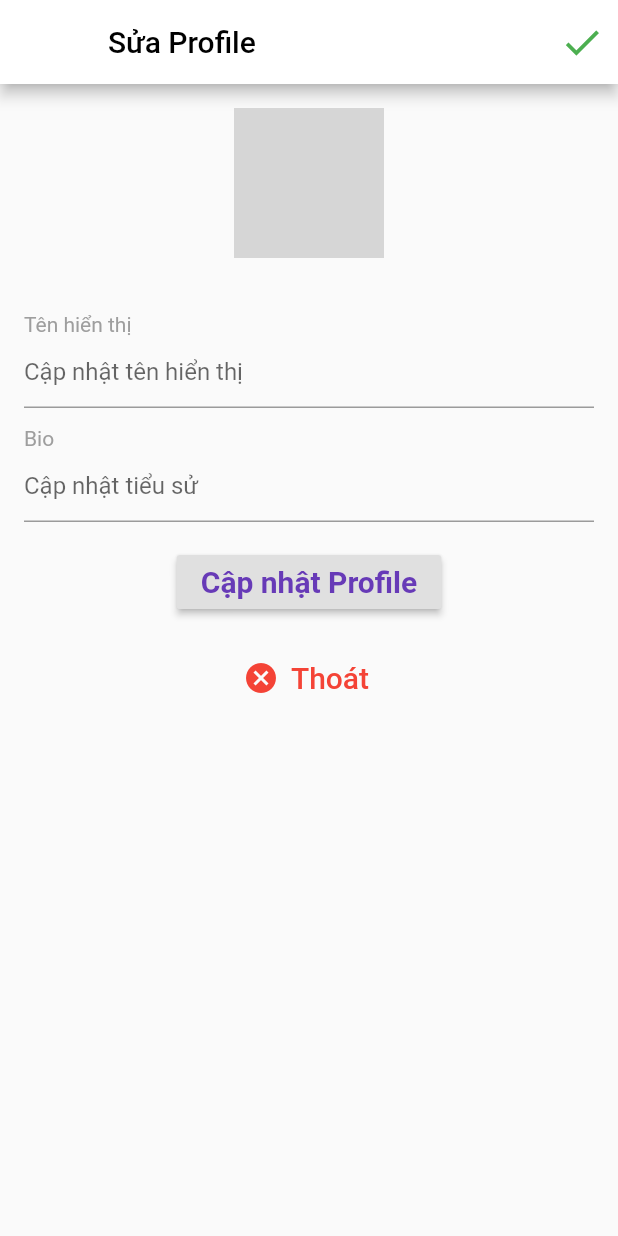
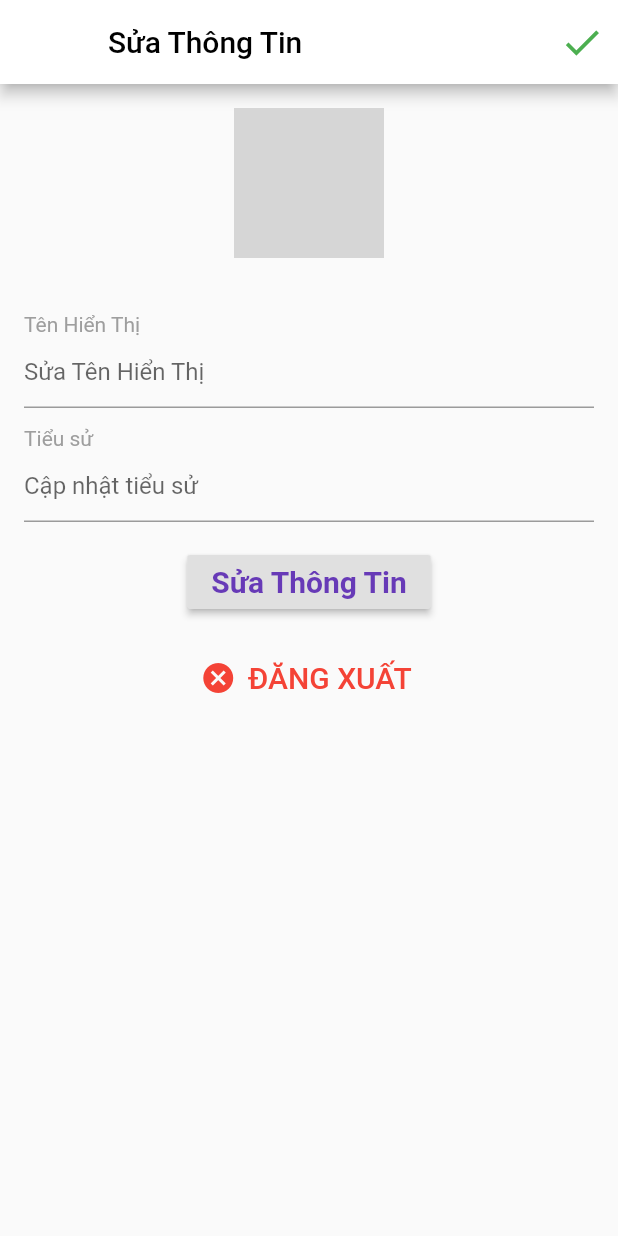
Before and after one commit to huuphong91/fluttershare, a Flutter app: the Profile screen opened directly, after a tap on "Edit Profile", on a phone screen of 412 x 824 dp. Run offline on Flutter 3.47's test engine with Material 2 defaults, Android fonts, the phone set to English and light mode, and no system bars; our stand-ins replace cached_network_image, cloud_firestore, firebase_storage, flutter_svg, geolocator, get_it and 4 more; missing offline and left inert: animator; accounts and stored records are empty; network calls fail; grey boxes are pictures that could not be loaded.

Commit message:
- release

```diff
--- a/lib/injection.dart
+++ b/lib/injection.dart
@@ -1,9 +1,11 @@
 import 'package:get_it/get_it.dart';
+import 'package:google_sign_in/google_sign_in.dart';
 import 'package:injectable/injectable.dart';
 
 import 'injection.iconfig.dart';
 
 final getIt = GetIt.instance;
+final GoogleSignIn googleSignIn = getIt.get<GoogleSignIn>();
 
 @injectableInit
 void configureDependencies() => $initGetIt(getIt);
--- a/lib/pages/comments.dart
+++ b/lib/pages/comments.dart
@@ -85,7 +85,7 @@ class CommentsState extends State<Comments> {
   @override
   Widget build(BuildContext context) {
     return Scaffold(
-      appBar: header(context, titleText: "Comments"),
+      appBar: header(context, titleText: "Bình Luận"),
       body: Column(
         children: <Widget>[
           Expanded(child: buildComments()),
@@ -93,12 +93,12 @@ class CommentsState extends State<Comments> {
           ListTile(
             title: TextFormField(
               controller: commentController,
-              decoration: InputDecoration(labelText: "Write a comment..."),
+              decoration: InputDecoration(labelText: "Bình luận..."),
             ),
             trailing: OutlineButton(
               onPressed: addComment,
               borderSide: BorderSide.none,
-              child: Text("Post"),
+              child: Text("Bài"),
             ),
           ),
         ],
--- a/lib/pages/edit_profile.dart
+++ b/lib/pages/edit_profile.dart
@@ -1,11 +1,9 @@
 import 'package:cached_network_image/cached_network_image.dart';
 import 'package:cloud_firestore/cloud_firestore.dart';
 import "package:flutter/material.dart";
-import 'package:fluttershare/injection.dart';
 import 'package:fluttershare/models/user.dart';
 import 'package:fluttershare/pages/home.dart';
 import 'package:fluttershare/widgets/progress.dart';
-import 'package:google_sign_in/google_sign_in.dart';
 
 class EditProfile extends StatefulWidget {
   final String currentUserId;
@@ -24,7 +22,6 @@ class _EditProfileState extends State<EditProfile> {
   User user;
   bool _displayNameValid = true;
   bool _bioValid = true;
-  GoogleSignIn googleSignIn = getIt.get<GoogleSignIn>();
 
   @override
   void initState() {
@@ -52,14 +49,14 @@ class _EditProfileState extends State<EditProfile> {
         Padding(
             padding: EdgeInsets.only(top: 12.0),
             child: Text(
-              "Tên hiển thị",
+              "Tên Hiển Thị",
               style: TextStyle(color: Colors.grey),
             )),
         TextField(
           controller: displayNameController,
           decoration: InputDecoration(
-            hintText: "Cập nhật tên hiển thị",
-            errorText: _displayNameValid ? null : "Tên hiển thị quá ngắn",
+            hintText: "Sửa Tên Hiển Thị",
+            errorText: _displayNameValid ? null : "Quá ngắn",
           ),
         )
       ],
@@ -73,7 +70,7 @@ class _EditProfileState extends State<EditProfile> {
         Padding(
           padding: EdgeInsets.only(top: 12.0),
           child: Text(
-            "Bio",
+            "Tiểu sử",
             style: TextStyle(color: Colors.grey),
           ),
         ),
@@ -81,7 +78,7 @@ class _EditProfileState extends State<EditProfile> {
           controller: bioController,
           decoration: InputDecoration(
             hintText: "Cập nhật tiểu sử",
-            errorText: _bioValid ? null : "Tiểu sử quá ngắn",
+            errorText: _bioValid ? null : "Tiểu sử dài dòng",
           ),
         )
       ],
@@ -104,14 +101,14 @@ class _EditProfileState extends State<EditProfile> {
         "displayName": displayNameController.text,
         "bio": bioController.text,
       });
-      SnackBar snackbar = SnackBar(content: Text("Đã cập nhật!"));
+      SnackBar snackbar = SnackBar(content: Text("Đã sửa!"));
       _scaffoldKey.currentState.showSnackBar(snackbar);
     }
   }
 
   logout() async {
     await googleSignIn.signOut();
-    Navigator.push(context, MaterialPageRoute(builder: (context) => Home()));
+    Navigator.pop(context);
   }
 
   @override
@@ -121,7 +118,7 @@ class _EditProfileState extends State<EditProfile> {
       appBar: AppBar(
         backgroundColor: Colors.white,
         title: Text(
-          "Sửa Profile",
+          "Sửa Thông Tin",
           style: TextStyle(
             color: Colors.black,
           ),
@@ -167,7 +164,7 @@ class _EditProfileState extends State<EditProfile> {
                       RaisedButton(
                         onPressed: updateProfileData,
                         child: Text(
-                          "Cập nhật Profile",
+                          "Sửa Thông Tin",
                           style: TextStyle(
                             color: Theme.of(context).primaryColor,
                             fontSize: 20.0,
@@ -181,7 +178,7 @@ class _EditProfileState extends State<EditProfile> {
                           onPressed: logout,
                           icon: Icon(Icons.cancel, color: Colors.red),
                           label: Text(
-                            "Thoát",
+                            "ĐĂNG XUẤT",
                             style: TextStyle(color: Colors.red, fontSize: 20.0),
                           ),
                         ),
--- a/lib/pages/home.dart
+++ b/lib/pages/home.dart
@@ -179,7 +179,7 @@ class _HomeState extends State<Home> {
           crossAxisAlignment: CrossAxisAlignment.center,
           children: <Widget>[
             Text(
-              'FlutterShare',
+              'Social App',
               style: TextStyle(
                 fontFamily: "Signatra",
                 fontSize: 90.0,
--- a/lib/pages/profile.dart
+++ b/lib/pages/profile.dart
@@ -123,7 +123,7 @@ class _ProfileState extends State<Profile>
       child: FlatButton(
         onPressed: function,
         child: Container(
-          width: 250.0,
+          width: 200.0,
           height: 27.0,
           child: Text(
             text,
--- a/lib/widgets/header.dart
+++ b/lib/widgets/header.dart
@@ -5,7 +5,7 @@ AppBar header(context,
   return AppBar(
     automaticallyImplyLeading: removeBackButton ? false : true,
     title: Text(
-      isAppTitle ? "FlutterShare" : titleText,
+      isAppTitle ? "Social App" : titleText,
       style: TextStyle(
         color: Colors.white,
         fontFamily: isAppTitle ? "Signatra" : "",
--- a/pubspec.yaml
+++ b/pubspec.yaml
@@ -47,6 +47,7 @@ dependencies:
   rxdart: ^0.24.1
   get_it: ^4.0.2
   injectable: ^0.4.0+1
+  shared_preferences: ^0.5.8
 
 
 dev_dependencies:
```
Also changed, not shown: lib/pages/activity_feed.dart (+4 -4 lines), lib/pages/un_auth.dart (deleted, +0 -117 lines), pubspec.lock, 18 other files.
